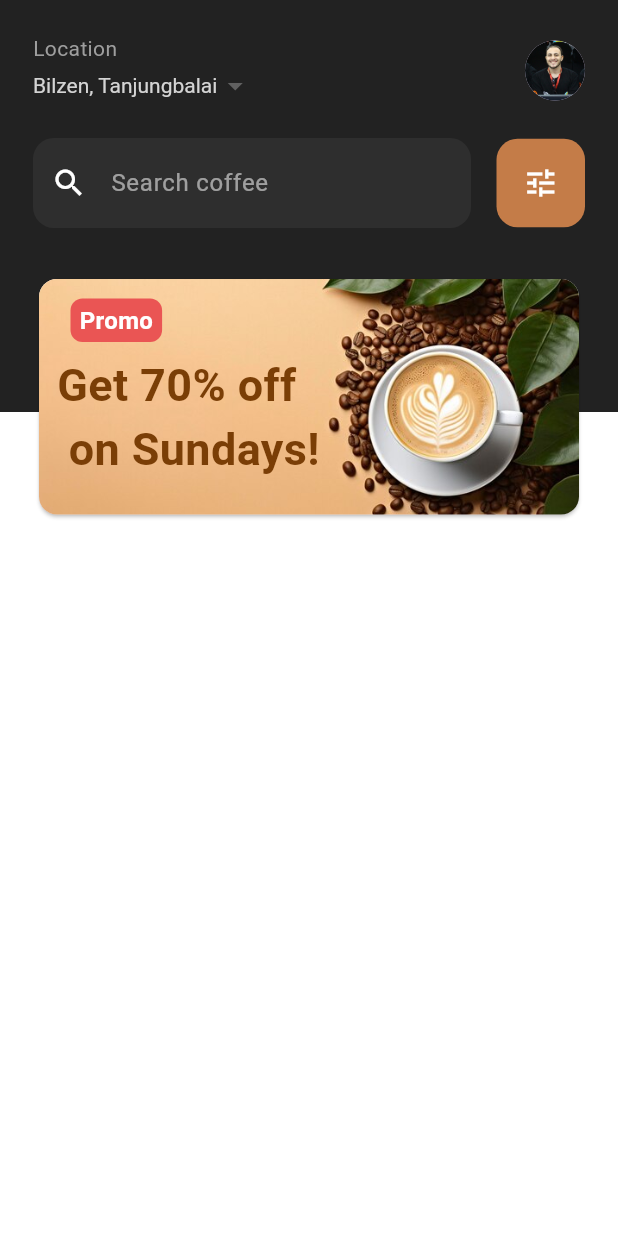
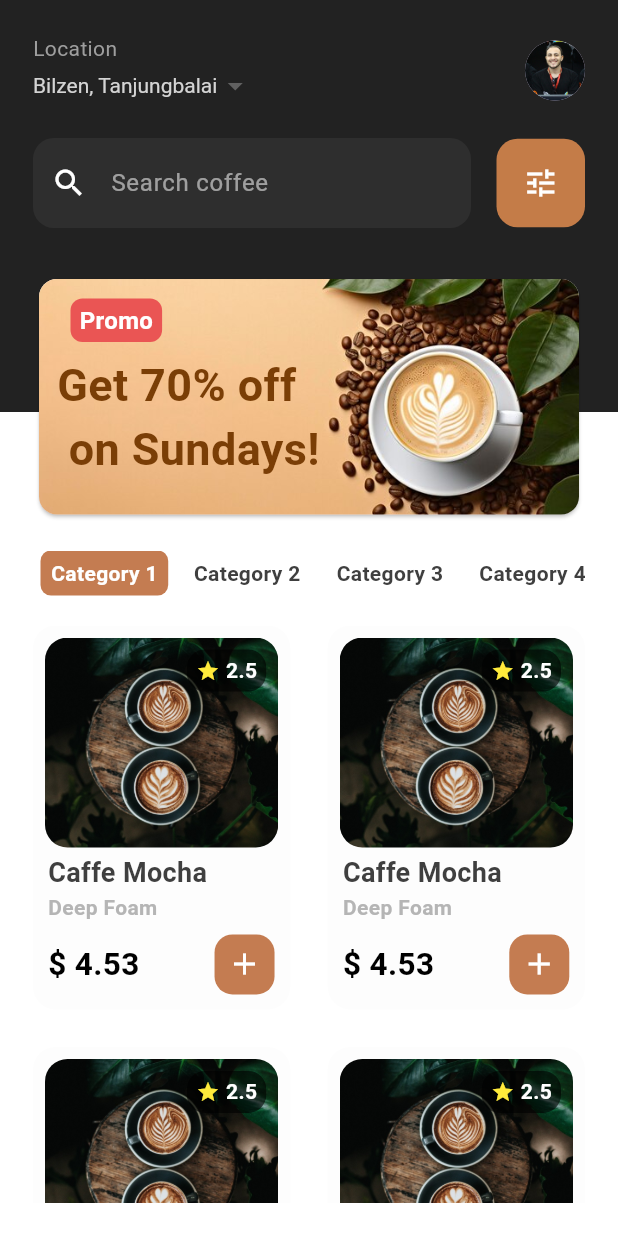
Before and after one commit to abdelaziz2642004/CofeeApp, a Flutter app: the screen it shows after launch, on a phone screen of 412 x 824 dp. Run offline on Flutter 3.47's test engine with Material 3 defaults, Android fonts, the phone set to English and light mode, and no system bars; our stand-ins replace flutter_svg.

Commit message:
built the homescreen

```diff
--- /dev/null
+++ b/lib/Models/Coffee.dart
@@ -0,0 +1,37 @@
+enum fast_delivery { slow, mediumSpeed, fast }
+
+enum Affordability { affordable, pricey, luxurious }
+
+class Coffee {
+  Coffee({
+    required this.id,
+    required this.categories,
+    required this.title,
+    required this.imageUrl,
+    required this.ingredients,
+    required this.steps,
+    required this.duration,
+    required this.affordability,
+    required this.isGlutenFree,
+    required this.isLactoseFree,
+    required this.isVegan,
+    required this.isVegetarian,
+    required this.total,
+  });
+
+  final String id;
+  final List<String> categories;
+  final String title;
+  final String imageUrl;
+  final List<String> ingredients;
+  final List<String> steps;
+  final int duration;
+  final Affordability affordability;
+  final bool isGlutenFree;
+  final bool isLactoseFree;
+  final bool isVegan;
+  final bool isVegetarian;
+  int total;
+}
+
+enum Filters { gluten, lactose, vegetarian, vegan }
--- /dev/null
+++ b/lib/Screens/Home_Screen/HelpingWIdgets(BottomPart)/CatList.dart
@@ -0,0 +1,62 @@
+import 'package:flutter/material.dart';
+
+// we made this stateful , why ?
+// because instead of completely rebuilding the home_screen !!
+// why not just rebuild this part only ?
+
+class Catlist extends StatelessWidget {
+  const Catlist({
+    super.key,
+    required void Function(int)? rebuild,
+    required int index,
+  }) : _index = index,
+       _rebuild = rebuild;
+  final void Function(int)? _rebuild;
+  final int _index;
+
+  @override
+  Widget build(BuildContext context) {
+    // TODO: implement build
+
+    return SizedBox(
+      height: 30,
+      child: ListView.builder(
+        scrollDirection: Axis.horizontal,
+        itemCount: 200, // Number of list items
+        itemBuilder: (context, index) {
+          bool isSelected = _index == index;
+          return Padding(
+            padding: const EdgeInsets.symmetric(horizontal: 5.0),
+            child: GestureDetector(
+              onTap: () {
+                _rebuild!(index);
+              },
+              child: Container(
+                padding: const EdgeInsets.symmetric(horizontal: 7),
+                decoration: BoxDecoration(
+                  color: isSelected ? Color(0xffc47c51) : Colors.white,
+                  borderRadius: BorderRadius.circular(7),
+                  boxShadow:
+                      isSelected
+                          ? []
+                          : [
+                            BoxShadow(color: Colors.transparent),
+                          ], // No outline
+                ),
+                child: Center(
+                  child: Text(
+                    "Category ${index + 1}",
+                    style: TextStyle(
+                      fontWeight: FontWeight.bold,
+                      color: isSelected ? Colors.white : Color(0xff3f3f3f),
+                    ),
+                  ),
+                ),
+              ),
+            ),
+          );
+        },
+      ),
+    );
+  }
+}
--- /dev/null
+++ b/lib/Screens/Home_Screen/HelpingWIdgets(BottomPart)/CoffeeItem.dart
@@ -0,0 +1,118 @@
+import 'package:flutter/material.dart';
+
+class CoffeeItem extends StatelessWidget {
+  final String name;
+  final String cat;
+  final double price;
+  final double rating;
+
+  const CoffeeItem({
+    super.key,
+    required this.name,
+    required this.cat,
+
+    required this.price,
+    required this.rating,
+  });
+
+  @override
+  Widget build(BuildContext context) {
+    return Container(
+      padding: const EdgeInsets.all(8),
+      decoration: BoxDecoration(
+        color: const Color.fromARGB(255, 253, 253, 253),
+        borderRadius: BorderRadius.circular(15),
+      ),
+      child: Stack(
+        children: [
+          ClipRRect(
+            borderRadius: BorderRadius.circular(15),
+            child: Image.asset(
+              "assets/images/2.jpeg", // Replace with your image path
+              height: 140,
+              width: double.infinity,
+              fit: BoxFit.cover,
+            ),
+          ),
+          Positioned(
+            top: 8,
+            right: 8,
+            child: Container(
+              padding: const EdgeInsets.symmetric(horizontal: 6, vertical: 4),
+              decoration: BoxDecoration(
+                color: Colors.black.withOpacity(0.6),
+                borderRadius: BorderRadius.circular(12),
+              ),
+              child: Row(
+                children: [
+                  const Icon(Icons.star, color: Colors.yellow, size: 16),
+                  const SizedBox(width: 4),
+                  Text(
+                    rating.toString(),
+                    style: TextStyle(
+                      color: Colors.white,
+                      fontWeight: FontWeight.bold,
+                    ),
+                  ),
+                ],
+              ),
+            ),
+          ),
+          Positioned(
+            bottom: 2,
+            left: 2,
+            child: Column(
+              crossAxisAlignment: CrossAxisAlignment.start,
+              children: [
+                Text(
+                  name,
+                  style: TextStyle(
+                    color: Color(0xff3f3f3f),
+                    fontWeight: FontWeight.bold,
+                    fontSize: 18,
+                  ),
+                ),
+                Text(
+                  cat,
+                  style: TextStyle(
+                    color: Color(0xffb5b5b5),
+                    fontWeight: FontWeight.bold,
+                    fontSize: 14,
+                  ),
+                ),
+
+                SizedBox(height: 8),
+                Row(
+                  children: [
+                    Text(
+                      "\$ " + price.toString(),
+                      style: TextStyle(
+                        fontSize: 21,
+                        fontWeight: FontWeight.bold,
+                        color: Colors.black,
+                      ),
+                    ),
+                    SizedBox(width: 50),
+                    Container(
+                      height: 40,
+                      width: 40,
+                      decoration: BoxDecoration(
+                        color: Color(0xffc47c51),
+                        borderRadius: BorderRadius.circular(12),
+                      ),
+                      child: IconButton(
+                        onPressed: () {},
+                        icon: Icon(Icons.add),
+                        color: Colors.white,
+                      ),
+                    ),
+                  ],
+                ),
+              ],
+            ),
+          ),
+        ],
+      ),
+    );
+  }
+}
--- a/lib/Screens/Home_Screen/HelpingWidgets (UpperPart)/background_layout.dart
+++ b/lib/Screens/Home_Screen/HelpingWidgets (UpperPart)/background_layout.dart
@@ -13,7 +13,7 @@ class BackgroundLayout extends StatelessWidget {
         ),
         Expanded(
           flex: 25,
-          child: Container(color: Colors.white), // Bottom half
+          child: Container(color: Color(0xfff9f9f9)), // Bottom half
         ),
       ],
     );
--- a/lib/Screens/Home_Screen/HelpingWidgets (UpperPart)/searchBar.dart
+++ b/lib/Screens/Home_Screen/HelpingWidgets (UpperPart)/searchBar.dart
@@ -1,4 +1,5 @@
 import 'package:flutter/material.dart';
+import 'package:flutter_svg/flutter_svg.dart';
 
 class searchBar extends StatelessWidget {
   const searchBar({super.key});
@@ -12,7 +13,7 @@ class searchBar extends StatelessWidget {
             decoration: InputDecoration(
               hintText: 'Search coffee',
               hintStyle: TextStyle(color: Colors.white54),
-              prefixIcon: Icon(Icons.search, color: Colors.white),
+              prefixIcon: Icon(Icons.search, color: Color(0xffebebeb)),
               filled: true,
               fillColor: Color(0xff2e2e2e), // Dark background
               contentPadding: EdgeInsets.symmetric(vertical: 18),
@@ -34,7 +35,16 @@ class searchBar extends StatelessWidget {
           ),
           child: IconButton(
             onPressed: () {},
-            icon: Icon(Icons.tune, color: Colors.white),
+            icon: SvgPicture.asset(
+              width: 30,
+              height: 30,
+              'assets/icons/tune.svg', // Your SVG file path
+
+              colorFilter: ColorFilter.mode(
+                Colors.white,
+                BlendMode.srcIn,
+              ), // Apply color if needed
+            ),
           ),
         ),
       ],
--- a/lib/Screens/Home_Screen/home_screen.dart
+++ b/lib/Screens/Home_Screen/home_screen.dart
@@ -1,10 +1,15 @@
 import 'package:flutter/material.dart';
-import 'package:prj/Screens/Home_Screen/HelpingWidgets%20(UpperPart)/CoffeeCard.dart';
+import 'package:prj/Screens/Home_Screen/HelpingWIdgets(BottomPart)/CatList.dart';
+import 'package:prj/Screens/Home_Screen/HelpingWIdgets(BottomPart)/CoffeeItem.dart';
+
+import 'package:prj/Screens/Home_Screen/HelpingWidgets%20(UpperPart)/OfferCard.dart';
 import 'package:prj/Screens/Home_Screen/HelpingWidgets%20(UpperPart)/searchBar.dart';
 import 'package:prj/Screens/Home_Screen/HelpingWidgets%20(UpperPart)/background_layout.dart';
 import 'package:prj/Screens/Home_Screen/HelpingWidgets%20(UpperPart)/locationDropDown.dart';
 import 'package:prj/Screens/Home_Screen/HelpingWidgets%20(UpperPart)/profileAvatar.dart';
 
+// This is the screen of home, not the tabs.dart
+// Here we will put the chosen category variable, not the chosen screen
 class MyHomePage extends StatefulWidget {
   const MyHomePage({super.key});
 
@@ -13,6 +18,13 @@ class MyHomePage extends StatefulWidget {
 }
 
 class _MyHomePageState extends State<MyHomePage> {
+  int _index = 0;
+  void rebuild(int index) {
+    setState(() {
+      _index = index;
+    });
+  }
+
   @override
   Widget build(BuildContext context) {
     return SafeArea(
@@ -32,12 +44,36 @@ class _MyHomePageState extends State<MyHomePage> {
                       ProfileAvatar(),
                     ],
                   ),
+                  const SizedBox(height: 20),
+                  const searchBar(),
+                  const SizedBox(height: 30),
+                  const Coffeecard(),
                   SizedBox(height: 20),
-                  searchBar(),
-                  SizedBox(height: 30),
 
-                  // turn this into a stack with promo and other texts
-                  Coffeecard(),
+                  Catlist(index: _index, rebuild: rebuild),
+                  SizedBox(height: 20),
+
+                  Expanded(
+                    child: GridView.builder(
+                      gridDelegate: SliverGridDelegateWithFixedCrossAxisCount(
+                        crossAxisCount:
+                            2, // How many elements next to each other in one row
+                        crossAxisSpacing: 25,
+                        mainAxisSpacing: 25,
+                        childAspectRatio:
+                            0.67, // Adjust this value based on the desired height/width ratio
+                      ),
+                      itemCount: 20, // Number of cards
+                      itemBuilder: (context, index) {
+                        return CoffeeItem(
+                          name: "Caffe Mocha",
+                          cat: "Deep Foam",
+                          price: 4.53,
+                          rating: 2.5,
+                        );
+                      },
+                    ),
+                  ),
                 ],
               ),
             ),
```
Also changed, not shown: pubspec.yaml (+7 -0 lines), assets/icons/search.svg (added), assets/icons/tune.svg (added), lib/Models/Category.dart (added), lib/Screens/Home_Screen/HelpingWIdgets(LeftPart)/List.dart (deleted), lib/Screens/Home_Screen/HelpingWidgets (UpperPart)/OfferCard.dart (renamed from lib/Screens/Home_Screen/HelpingWidgets (UpperPart)/CoffeeCard.dart), pubspec.lock.
